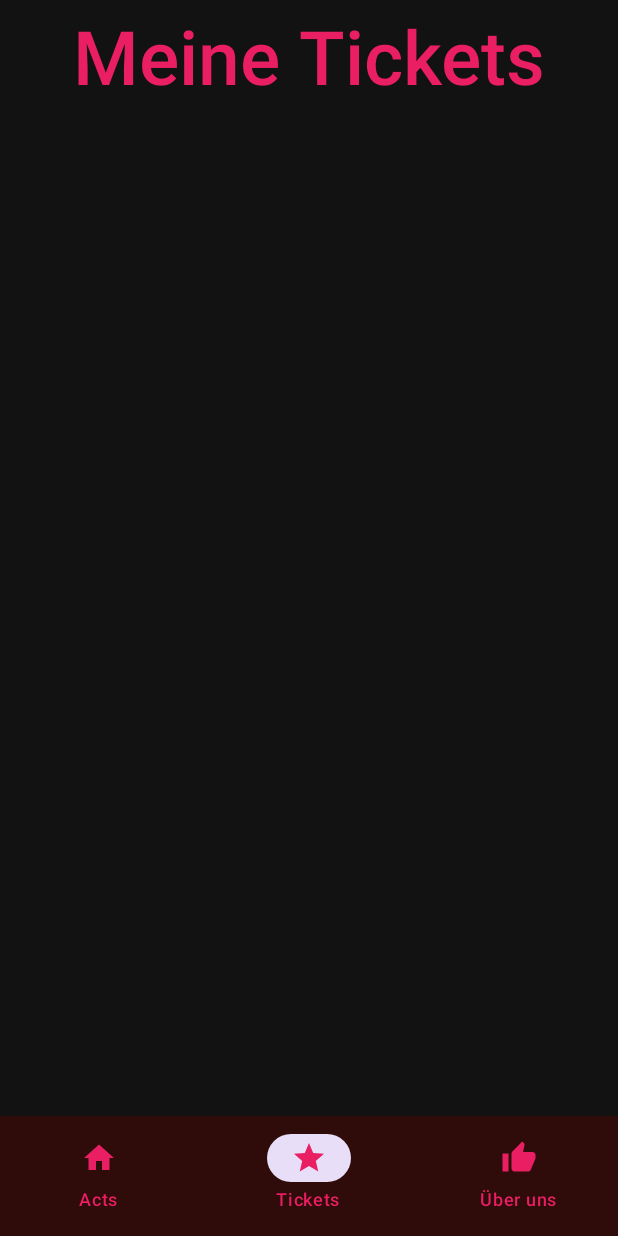
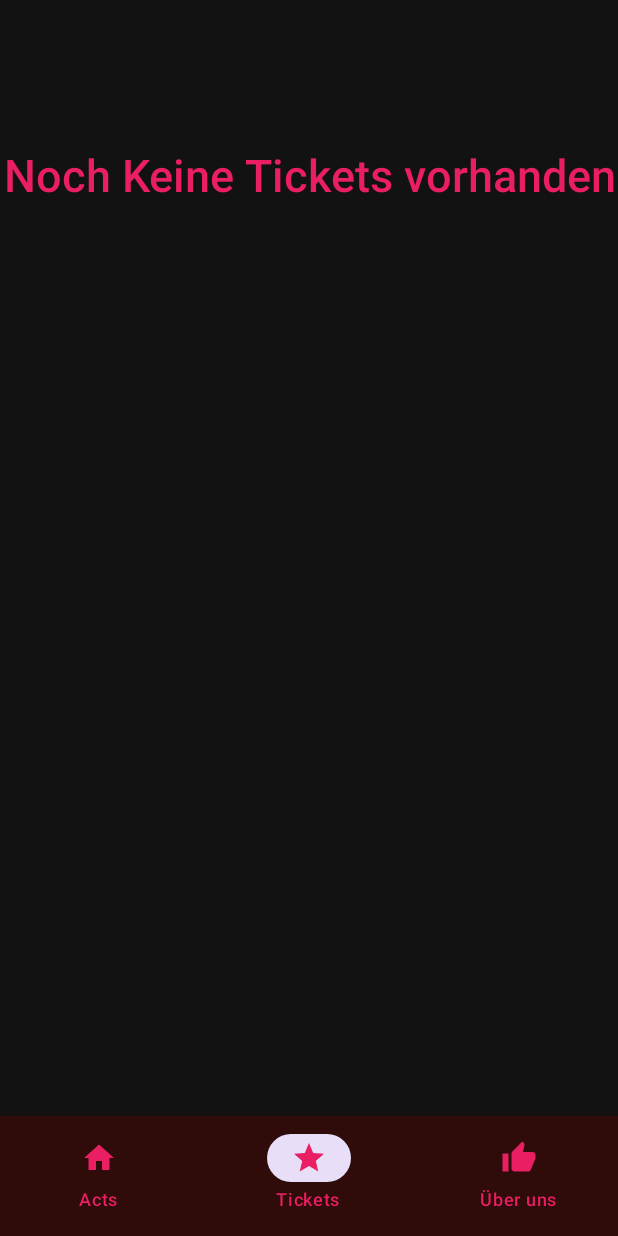
Before and after one commit to cedric-star/AndroidApp-Festivals, an Android app built with Jetpack Compose: the screen it shows after launch (MainActivity), item 2 of the bottom bar chosen, on a phone screen of 412 x 824 dp. Run offline under Robolectric (Android 15) with nearby library versions, the phone set to English and light mode, and no system bars; our stand-ins replace Room's generated code.

Commit message:
ui vereinheitlicht

```diff
--- a/app/src/main/java/com/example/mycolorchangingbox/MainActivity.kt
+++ b/app/src/main/java/com/example/mycolorchangingbox/MainActivity.kt
@@ -342,6 +342,8 @@ fun MyMainPage(db: MyDatabase) {
 @Composable
 fun MyTickets(db: MyDatabase) {
     var myTickets by remember { mutableStateOf<List<Ticket>>(emptyList()) }
+    var showSbar by remember { mutableStateOf(false) }
+
 
     // Tickets automatisch laden wenn Screen erscheint
     LaunchedEffect(Unit) {
@@ -351,22 +353,44 @@ fun MyTickets(db: MyDatabase) {
         .fillMaxSize()
         .background(colorResource(R.color.main_background))) {
 
+        if (showSbar) {
+            LaunchedEffect(Unit) {
+                delay(1500)
+                showSbar = false
+            }
+            Snackbar { Text("Fertig!") }
+        }
+
+        if (myTickets.isEmpty()) {
+            Text(
+                textAlign = TextAlign.Center,
+                text = "Noch Keine Tickets vorhanden",
+                modifier = Modifier
+                    .background(colorResource(R.color.main_background))
+                    .fillMaxWidth()
+                    .padding(top = 100.dp),
+                fontSize = 30.sp,
+                fontWeight = FontWeight.SemiBold,
+                color = colorResource(R.color.secondary_text)
+            )
+        } else {
             Text(
                 textAlign = TextAlign.Center,
                 text = "Meine Tickets",
                 modifier = Modifier
                     .background(colorResource(R.color.main_background))
                     .fillMaxWidth()
-                .padding(top = 10.dp),
+                    .padding(top = 30.dp),
                 fontSize = 50.sp,
                 fontWeight = FontWeight.SemiBold,
                 color = colorResource(R.color.secondary_text)
             )
+        }
 
         LazyColumn(
             modifier = Modifier
                 .fillMaxSize()
-                .padding(top = 80.dp)
+                .padding(top = 100.dp)
         ) {
             items(myTickets) { ticket ->
                 var showStrDialog by remember { mutableStateOf(false) }
@@ -397,10 +421,6 @@ fun MyTickets(db: MyDatabase) {
                                 )
                             }
                         },
-
-
-
-
                         confirmButton = {
                             TextButton(
                                 onClick = {
@@ -462,6 +482,7 @@ fun MyTickets(db: MyDatabase) {
                             GlobalScope.launch {
                                 showStrDialog = true
                                 myTickets = db.ticketDao().getAll()
+                                showSbar = true
                             }
                         }
                     ) {
@@ -474,6 +495,7 @@ fun MyTickets(db: MyDatabase) {
                 }
             }
         }
+
     }
 }
 //./>?<,.|":;'\}{=-
@@ -590,8 +612,6 @@ fun About() {
             }
         }
     }
-
-
 }
 
 //--------------
```
Lines whose indentation alone changed are shown as unchanged.
